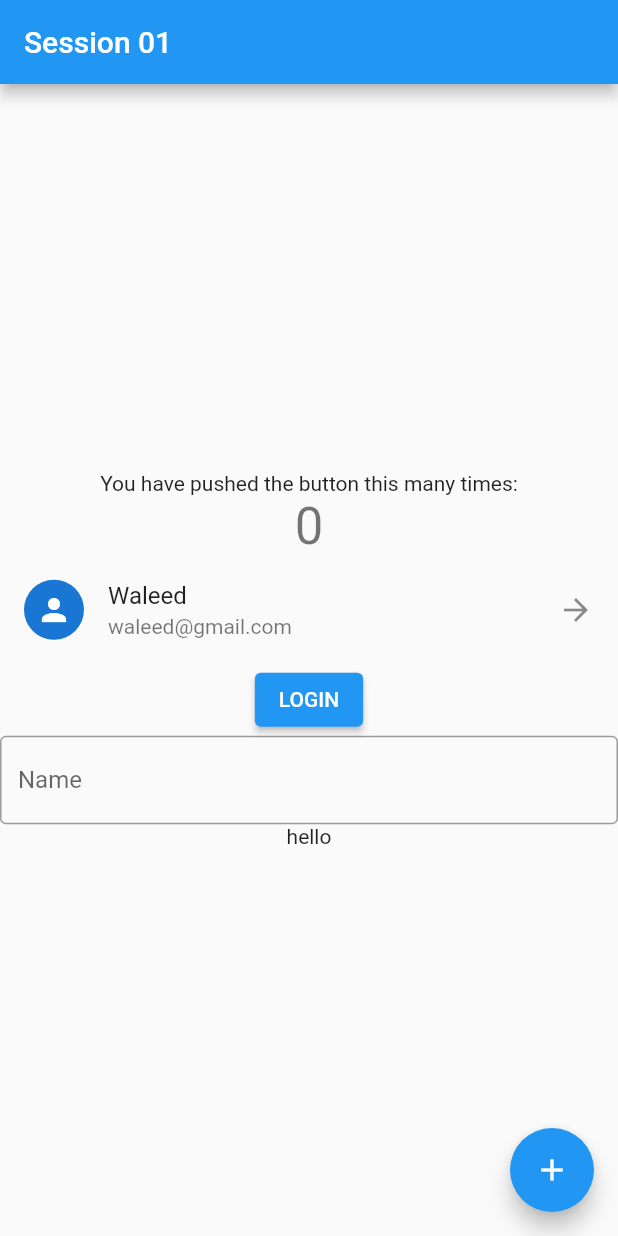
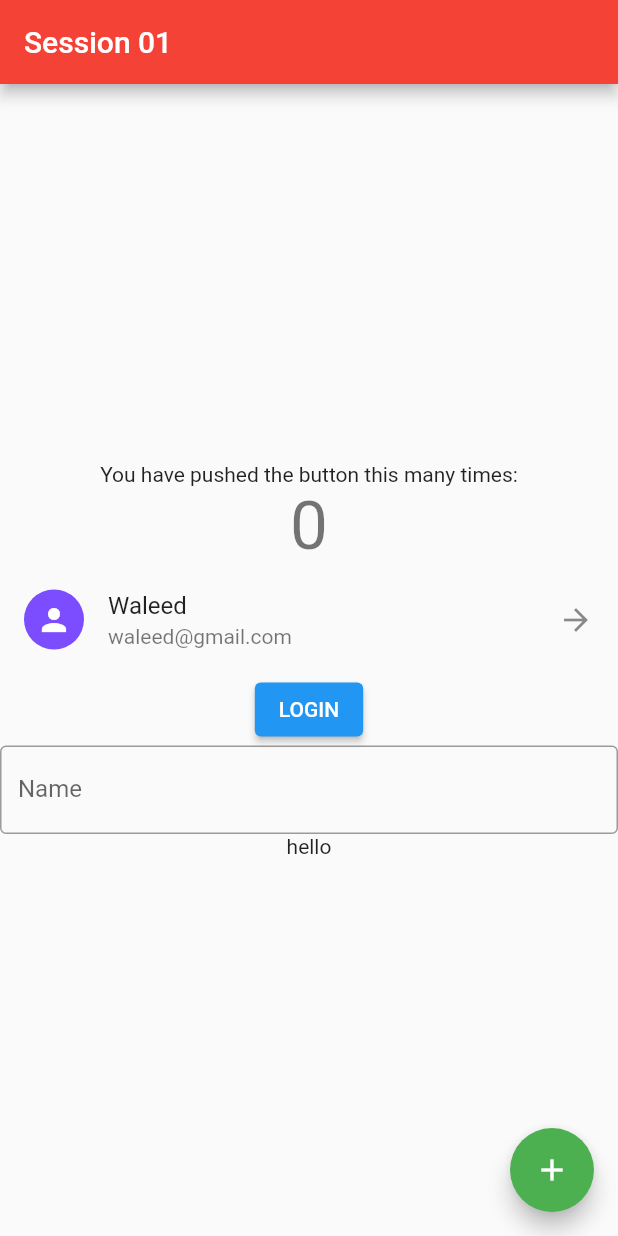
Before and after one commit to wal33d006/bootcamp, a Flutter app: the screen it shows after launch, on a phone screen of 412 x 824 dp. Run offline on Flutter 3.47's test engine with Material 2 defaults, Android fonts, the phone set to English and light mode, and no system bars.

```diff
--- a/lib/main.dart
+++ b/lib/main.dart
@@ -22,7 +22,9 @@ class MyApp extends StatelessWidget {
         // or simply save your changes to "hot reload" in a Flutter IDE).
         // Notice that the counter didn't reset back to zero; the application
         // is not restarted.
-        primarySwatch: Colors.blue,
+        primaryColor: Colors.red,
+        accentColor: Colors.green,
+        primaryColorDark: Colors.deepPurpleAccent,
       ),
       home: MyHomePage(title: 'Session 01'),
     );
@@ -80,7 +82,7 @@ class _MyHomePageState extends State<MyHomePage> {
             ),
             Text(
               '$_counter',
-              style: Theme.of(context).textTheme.headline4,
+              style: Theme.of(context).textTheme.headline3,
             ),
             ListTile(
               title: Text('Waleed'),
@@ -111,6 +113,9 @@ class _MyHomePageState extends State<MyHomePage> {
             MaterialPageRoute(
               builder: (context) => SecondScreen(
                 name: textController.text,
+                onPressed: () {
+                  _incrementCounter();
+                },
               ),
             ),
           );
```
Also changed, not shown: lib/second_screen.dart (+11 -1 lines).
